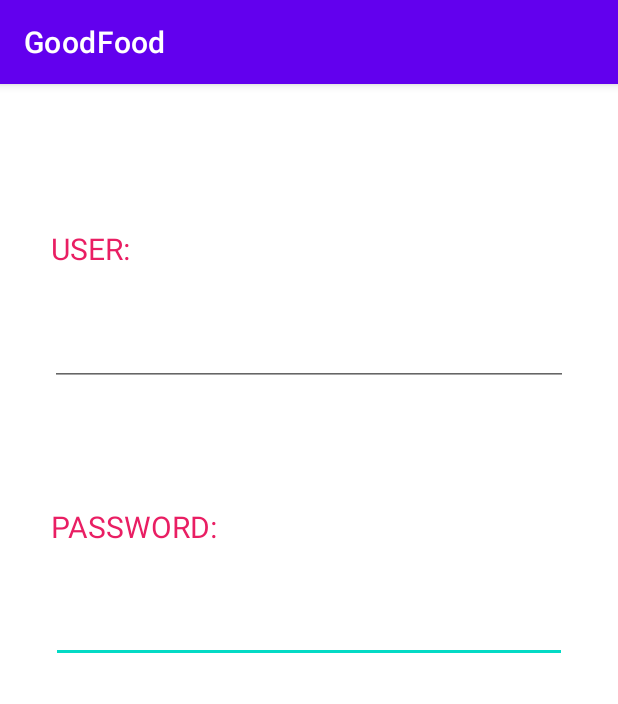
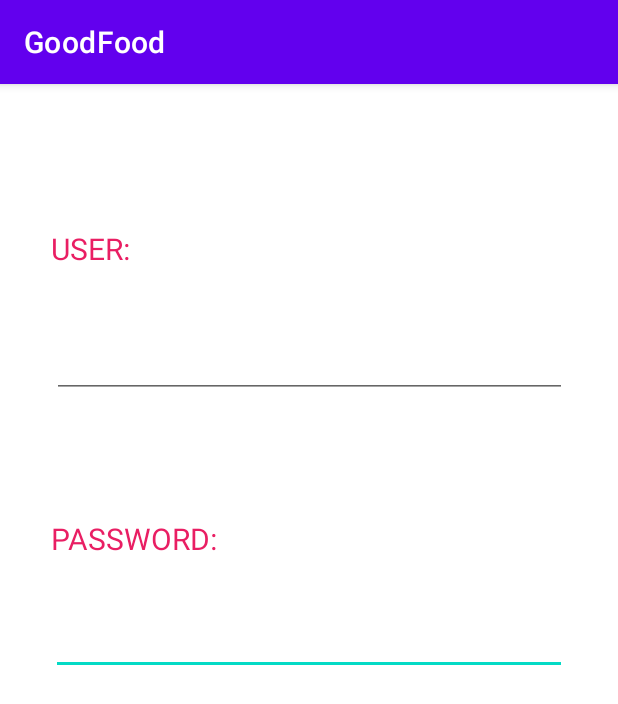
Before and after one commit to gpuig22/GoodFood, an Android app: the LoginFragment screen opened directly, with no data from a screen before it, on a phone screen of 412 x 824 dp. Shown: the top 704 px of the screen. Run offline under Robolectric (Android 15) with nearby library versions, the phone set to English and light mode, and no system bars; Roboto replaces fonts that are not available here.

Commit message:
Fragment layout ready !!

```diff
--- a/app/src/main/res/layout/main_fragment.xml
+++ b/app/src/main/res/layout/main_fragment.xml
@@ -52,8 +52,8 @@
 
     <EditText
         android:id="@+id/myusername"
-        android:layout_width="345dp"
-        android:layout_height="47dp"
+        android:layout_width="343dp"
+        android:layout_height="55dp"
         android:layout_marginTop="16dp"
         android:ems="10"
         android:fontFamily="@font/montserrat_alternates_bold"
```
